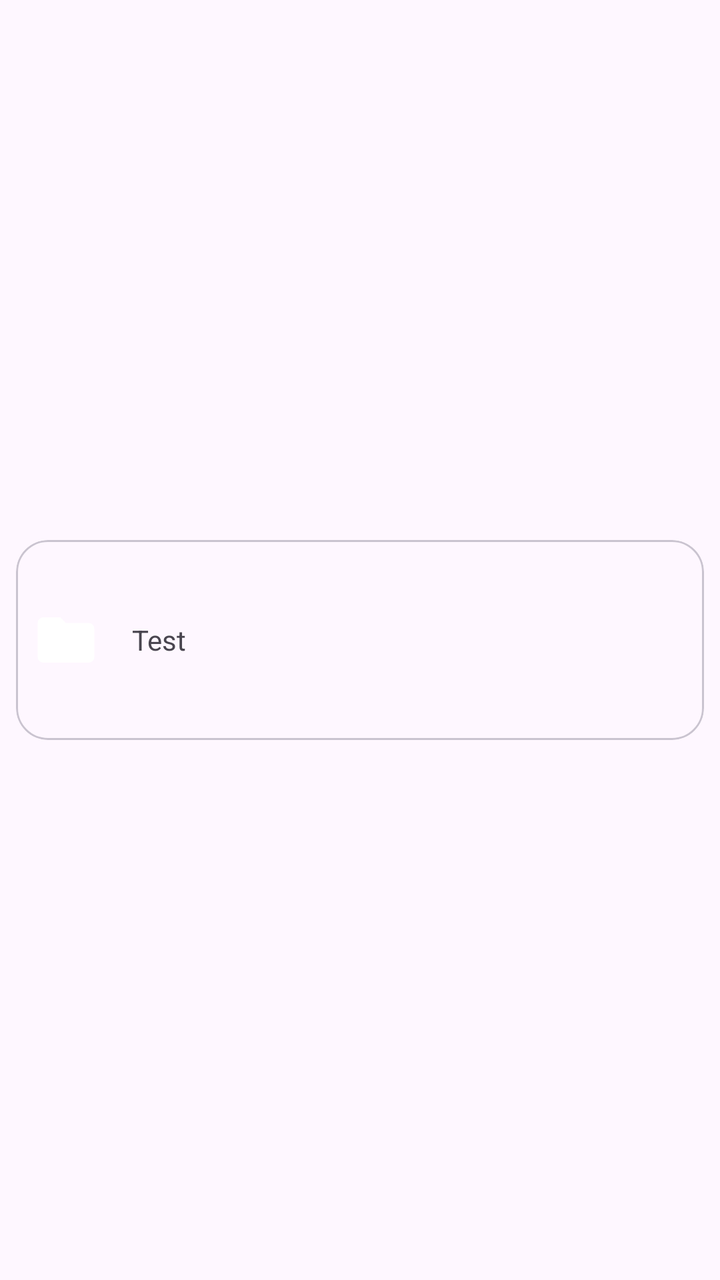
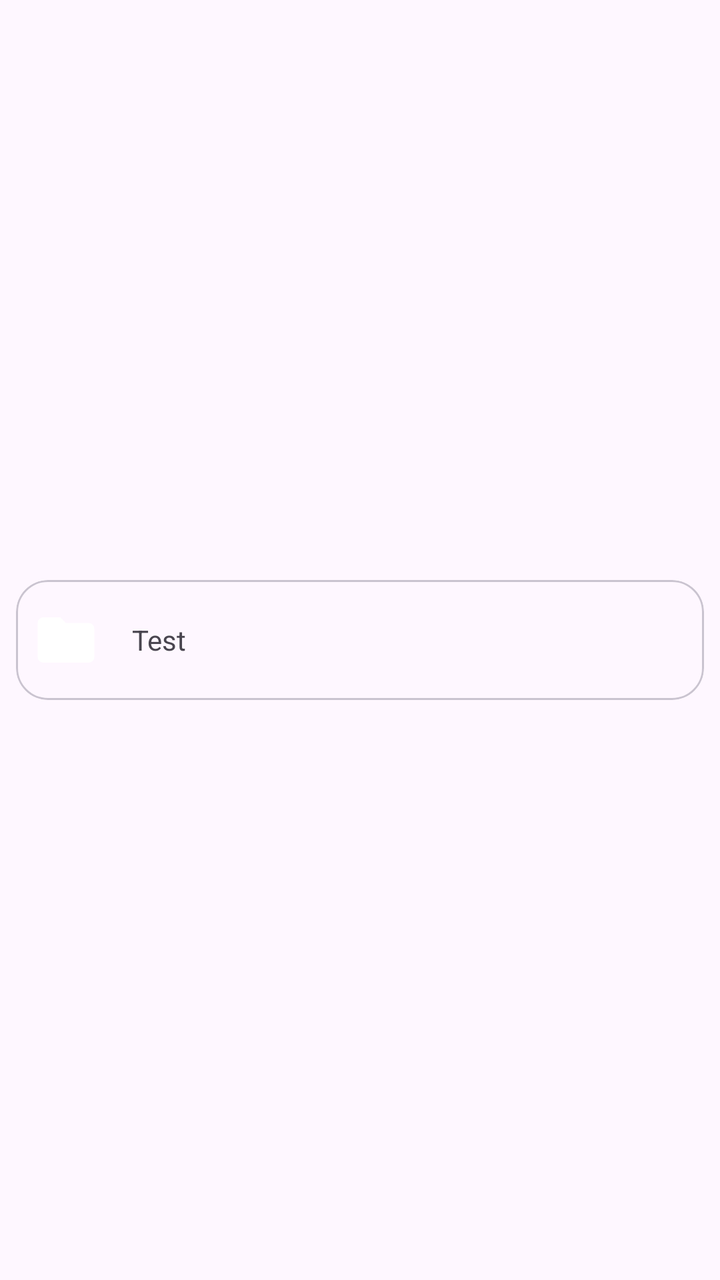

Compare the two renders of this Android layout. The source of the first and the diff that turns it into the second are given below.
<!-- AndroidManifest.xml: application theme AppTheme -->
<!-- res/layout/adapter_card_project.xml -->
<?xml version="1.0" encoding="utf-8"?>
<LinearLayout
    xmlns:android="http://schemas.android.com/apk/res/android"
    xmlns:app="http://schemas.android.com/apk/res-auto"
    xmlns:tools="http://schemas.android.com/tools"
    android:layout_width="match_parent"
    android:layout_height="wrap_content"
    android:gravity="center">

    <com.google.android.material.card.MaterialCardView
        android:id="@+id/textview"
        android:layout_height="100dp"
        android:layout_width="match_parent"
        app:cardCornerRadius="16dp"
        android:layout_margin="8dp">
        <LinearLayout
            android:layout_height="match_parent"
            android:layout_width="match_parent"
            android:orientation="horizontal"
            android:gravity="center_vertical"
        >
            <com.google.android.material.imageview.ShapeableImageView
                android:id="@+id/image_view"
                android:layout_height="34dp"
                android:layout_width="34dp"
                android:layout_margin="8dp"
                android:src="@drawable/ic_folder" />
            <com.google.android.material.textview.MaterialTextView
                android:id="@+id/text_view"
                android:layout_height="wrap_content"
                android:layout_width="match_parent"
                android:layout_margin="8dp"
                android:padding="0dp"
                android:gravity="center_vertical"
                android:text="Test" />
        </LinearLayout>
    </com.google.android.material.card.MaterialCardView>

</LinearLayout>
<!-- resources referenced by this layout -->
<resources>
  <!-- drawable ic_folder (drawable) -->
  <?xml version='1.0' encoding='UTF-8' standalone='yes' ?>
  
  <vector xmlns:android="http://schemas.android.com/apk/res/android" android:width="24dp" android:height="24dp" android:viewportWidth="24" android:viewportHeight="24">
    <path android:fillColor="#FFffff" android:pathData="M10,4H4C2.89,4 2,4.89 2,6V18A2,2 0 0,0 4,20H20A2,2 0 0,0 22,18V8C22,6.89 21.1,6 20,6H12L10,4Z" />
  </vector>
  <style name="AppTheme" parent="Base.AppTheme" />
  <style name="Base.AppTheme" parent="Theme.Material3.DayNight.NoActionBar">
      
      
    </style>
</resources>

<!-- the commit's change to res/layout/adapter_card_project.xml (unified diff, before → after) -->
@@ -9,7 +9,7 @@
 
     <com.google.android.material.card.MaterialCardView
         android:id="@+id/textview"
-        android:layout_height="100dp"
+        android:layout_height="60dp"
         android:layout_width="match_parent"
         app:cardCornerRadius="16dp"
         android:layout_margin="8dp">
